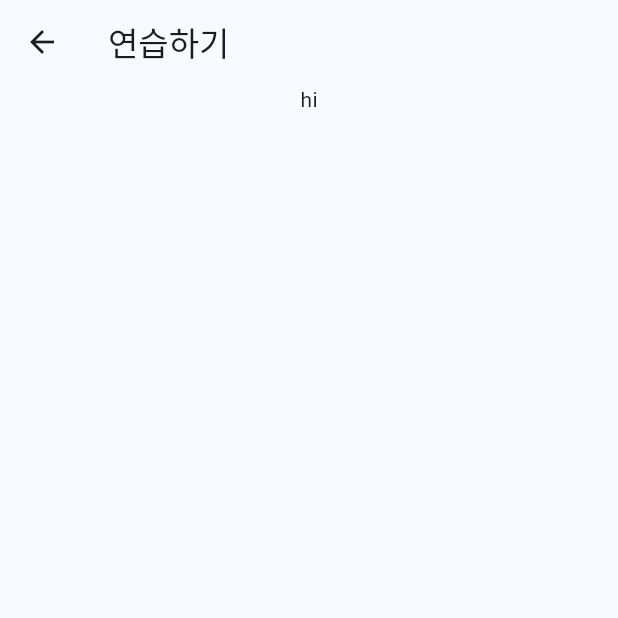
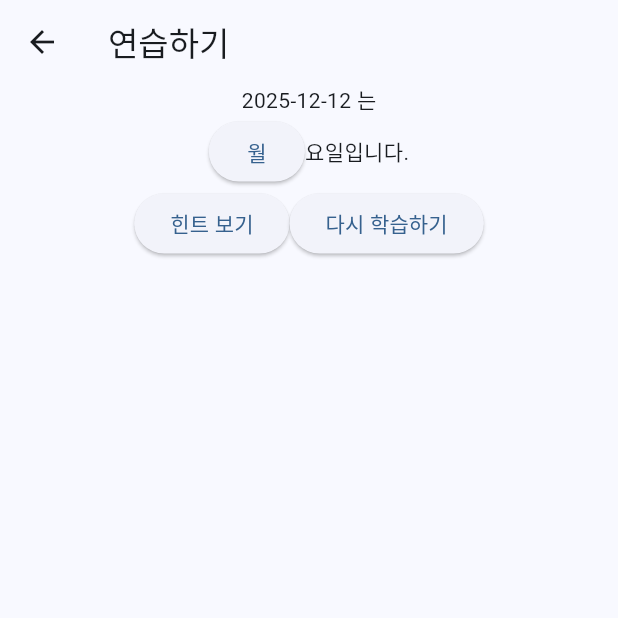
Before and after one commit to saintkim12/learn_doomsday, a Flutter app: the QuizPage screen opened directly, on a phone screen of 412 x 824 dp, the top half of it. Run offline on Flutter 3.47's test engine with Material 3 defaults, Android fonts, the phone set to English and light mode, and no system bars.

Commit message:
연습하기~

```diff
--- a/lib/main_page.dart
+++ b/lib/main_page.dart
@@ -2,7 +2,7 @@ import 'package:flutter/material.dart';
 import 'package:learn_doomsday/quiz_page.dart';
 
 class BigButton extends StatelessWidget {
-  BigButton({super.key, required this.label, this.onPressed});
+  const BigButton({super.key, required this.label, this.onPressed});
 
   final String label;
   final void Function()? onPressed;
--- a/lib/quiz_page.dart
+++ b/lib/quiz_page.dart
@@ -1,6 +1,8 @@
 import 'package:flutter/material.dart';
 
 class QuizPage extends StatefulWidget {
+  const QuizPage({super.key});
+
   @override
   State<QuizPage> createState() => _QuizPageState();
 }
@@ -8,12 +10,67 @@ class QuizPage extends StatefulWidget {
 class _QuizPageState extends State<QuizPage> {
   @override
   Widget build(BuildContext context) {
+    String targetDate = '2025-12-12';
     return Scaffold(
       appBar: AppBar(title: Text('연습하기')),
       body: Center(
         child: Column(
           mainAxisAlignment: MainAxisAlignment.start,
-          children: <Widget>[Text('hi')],
+          children: <Widget>[
+            Text('$targetDate 는'),
+            Row(
+              mainAxisAlignment: MainAxisAlignment.center,
+              children: [
+                ElevatedButton(
+                  onPressed: () {
+                    showModalBottomSheet(
+                      context: context,
+                      builder: (BuildContext context) {
+                        return Container(
+                          height: 200,
+                          color: Colors.grey,
+                          child: Center(
+                            child: Column(
+                              mainAxisAlignment: MainAxisAlignment.center,
+                              mainAxisSize: MainAxisSize.min,
+                              children: <Widget>[
+                                Row(
+                                  mainAxisAlignment: MainAxisAlignment.center,
+                                  children: [
+                                    ...['월', '화', '수', '목', '금', '토', '일'].map(
+                                      (e) => ElevatedButton(
+                                        onPressed: () => Navigator.pop(context),
+                                        child: Text(e),
+                                      ),
+                                    ),
+                                  ],
+                                ),
+                              ],
+                            ),
+                          ),
+                        );
+                      },
+                    );
+                  },
+                  child: Text('월'),
+                ), // 간단한 버튼, 터치 시 하단 플로팅?팝업
+                Text('요일입니다.'),
+              ],
+            ),
+            Row(
+              mainAxisAlignment: MainAxisAlignment.center,
+              children: [
+                ElevatedButton(
+                  onPressed: () {},
+                  child: Text('힌트 보기'), // 치트시트 팝업
+                ),
+                ElevatedButton(
+                  onPressed: () {},
+                  child: Text('다시 학습하기'), // 페이지 이동
+                ),
+              ],
+            ),
+          ],
         ),
       ),
     );
```
